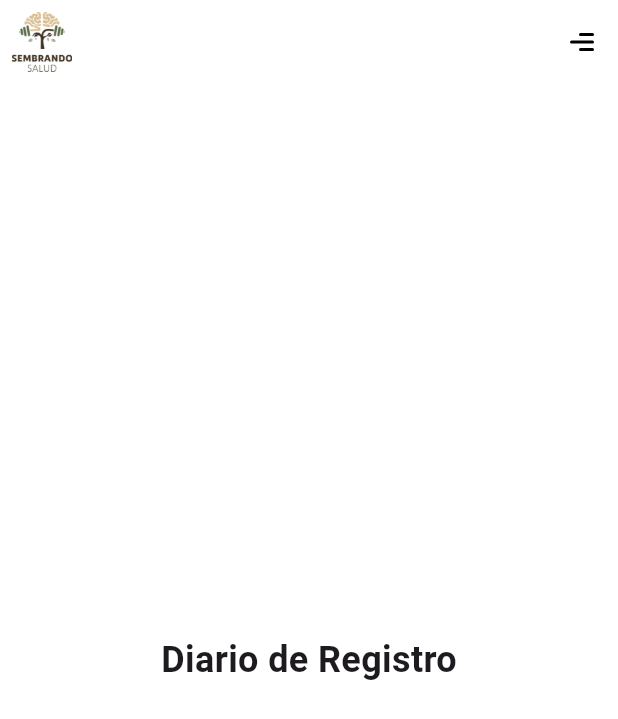
After one commit to marsanbus/sseed-mobile, a Flutter app: the DiarioDeRegistro screen opened directly, on a phone screen of 412 x 824 dp. The commit adds this screen. Shown: the top 719 px of the screen. Run offline on Flutter 3.47's test engine with Material 3 defaults, Android fonts, the phone set to English and light mode, and no system bars; our stand-ins replace flutter_svg.

```diff
--- /dev/null
+++ b/lib/pages/diarioDeRegistro.dart
@@ -0,0 +1,22 @@
+import 'package:flutter/material.dart';
+import 'package:sseed/models/custom_app_bar.dart';
+import 'package:sseed/models/custom_menu_lateral.dart';
+
+class DiarioDeRegistro extends StatelessWidget {
+  const DiarioDeRegistro({Key? key}) : super(key: key);
+
+  @override
+  Widget build(BuildContext context) {
+    return Scaffold(
+      appBar: CustomAppBar(),
+      endDrawer: CustomDrawer(),
+      backgroundColor: Colors.white,
+      body: const Center(
+        child: Text(
+          "Diario de Registro",
+          style: TextStyle(fontSize: 24, fontWeight: FontWeight.bold),
+        ),
+      )
+    );
+  }
+}
```
Also changed, not shown: lib/models/connect_section.dart (+20 -2 lines), lib/pages/chat.dart (added, +22 -0 lines), lib/pages/ejercitaTuMente.dart (added, +22 -0 lines), lib/pages/entrenaEnCasa.dart (added, +22 -0 lines), lib/pages/foro.dart (added, +22 -0 lines), lib/pages/home.dart (+34 -7 lines), 4 other files.
